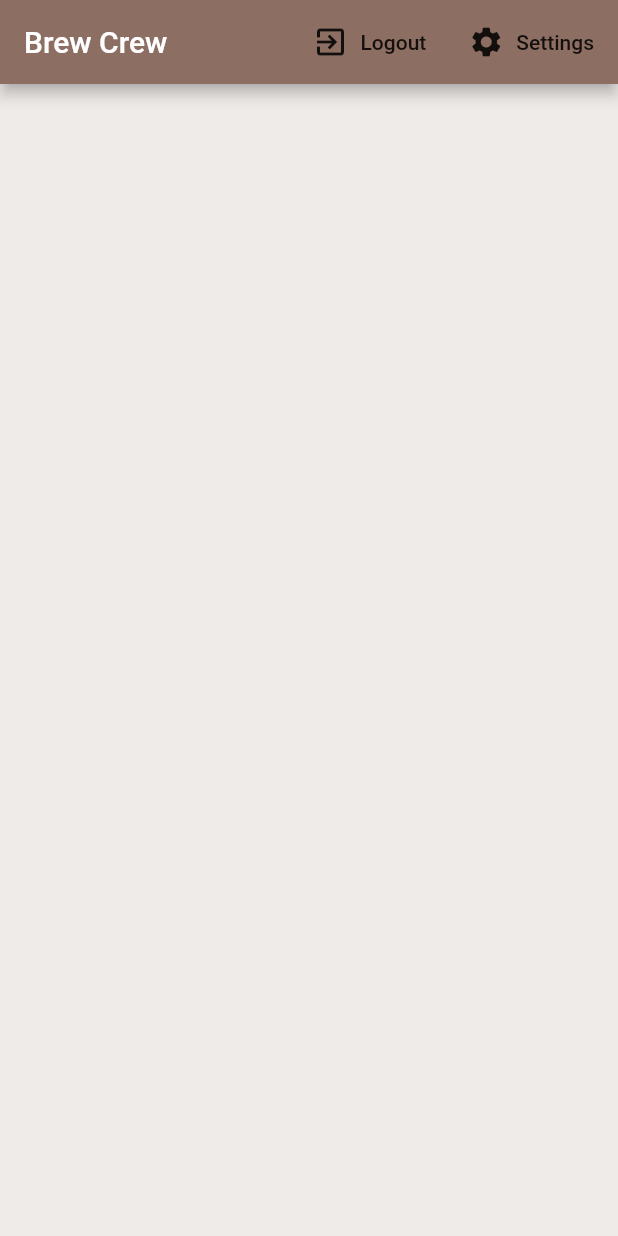
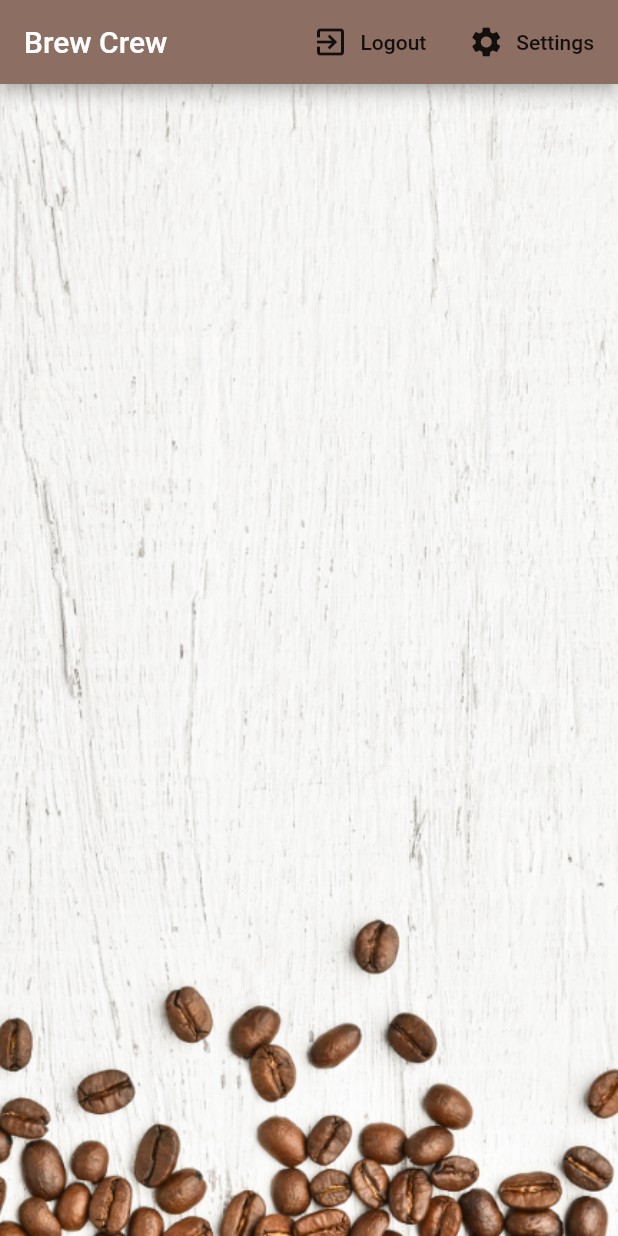
Before and after one commit to SharjeelMoqrabKhan/brew_crew, a Flutter app: the screen it shows once a user with an empty profile is signed in, on a phone screen of 412 x 824 dp. Run offline on Flutter 3.47's test engine with Material 2 defaults, Android fonts, the phone set to English and light mode, and no system bars; our stand-ins replace cloud_firestore, firebase_auth, flutter_spinkit; accounts and stored records are empty.

Commit message:
Finishing Touches

```diff
--- a/lib/pages/home/brew_title.dart
+++ b/lib/pages/home/brew_title.dart
@@ -15,6 +15,7 @@ class BrewTile extends StatelessWidget {
           leading: CircleAvatar(
             radius: 25.0,
             backgroundColor: Colors.brown[brew.strength],
+            backgroundImage: AssetImage('assets/coffee_icon.png'),
           ),
           title: Text(brew.name),
           subtitle: Text('Takes ${brew.sugars} suger(s)'),
--- a/lib/pages/home/home.dart
+++ b/lib/pages/home/home.dart
@@ -40,7 +40,13 @@ class Home extends StatelessWidget {
           ],
         ),
         backgroundColor: Colors.brown[50],
-        body: BrewList(),
+        body: Container(
+          decoration: BoxDecoration(
+            image: DecorationImage(
+                image: AssetImage('assets/coffee_bg.png'), fit: BoxFit.cover),
+          ),
+          child: BrewList(),
+        ),
       ),
     );
   }
--- a/pubspec.yaml
+++ b/pubspec.yaml
@@ -49,8 +49,8 @@ flutter:
   uses-material-design: true
 
   # To add assets to your application, add an assets section, like this:
-  # assets:
-  #   - images/a_dot_burr.jpeg
+  assets:
+    - assets/
   #   - images/a_dot_ham.jpeg
 
   # An image asset can refer to one or more resolution-specific "variants", see
```
Also changed, not shown: assets/coffee_bg.png (added), assets/coffee_icon.png (added).
